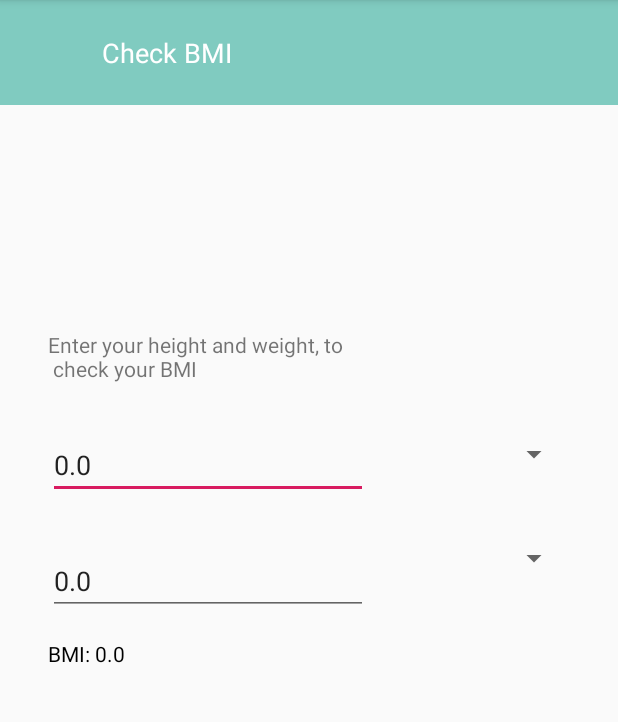
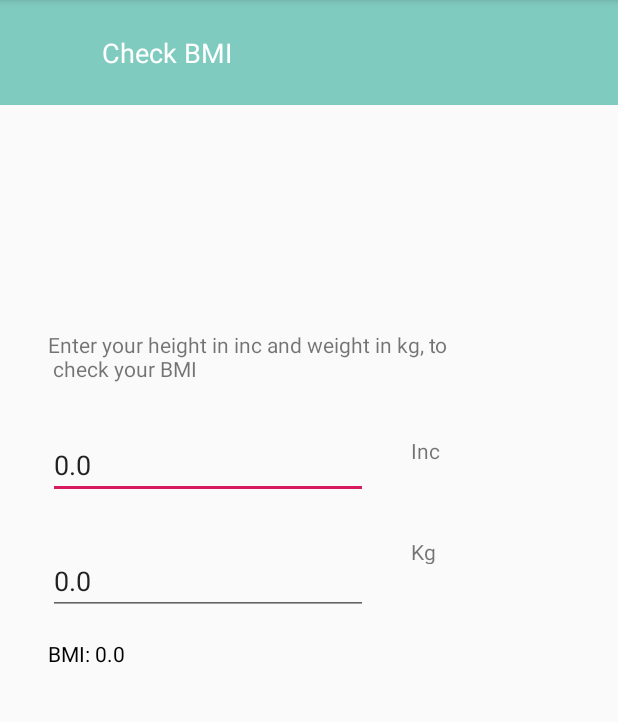
Before and after one commit to Raiyan-sharif/DoctorMobile, an Android app: the BMI screen opened directly, with no data from a screen before it, on a phone screen of 412 x 824 dp, the part 84-806 px from its top. Run offline under Robolectric (Android 15) with nearby library versions, the phone set to English and light mode, and no system bars.

Commit message:
BMI works

```diff
--- a/app/src/main/java/android/example/doctormobile/BMI.java
+++ b/app/src/main/java/android/example/doctormobile/BMI.java
@@ -24,265 +24,9 @@ public class BMI extends AppCompatActivity {
         String[] heightAttr={"Meter","Inc"};
         String[] weightAttr={"Kg","lb"};
         bmiResult = (TextView)findViewById(R.id.cal_BMI_tv);
-//        final Spinner spinHeight = findViewById(R.id.Height_spinner);
-//        final Spinner spinWeight = findViewById(R.id.weight_spinner);
-//        spinHeight.setOnItemSelectedListener((AdapterView.OnItemSelectedListener) this);
-//        spinWeight.setOnItemSelectedListener((AdapterView.OnItemSelectedListener) this);
-
-//Creating the ArrayAdapter instance having the bank name list
-
-        ArrayAdapter aa = new ArrayAdapter(this,android.R.layout.simple_spinner_dropdown_item,heightAttr);
-        ArrayAdapter bb = new ArrayAdapter(this,android.R.layout.simple_spinner_dropdown_item,weightAttr);
-        aa.setDropDownViewResource(android.R.layout.simple_spinner_dropdown_item);
-        bb.setDropDownViewResource(android.R.layout.simple_spinner_dropdown_item);
-//Setting the ArrayAdapter data on the Spinner
-//        spinHeight.setAdapter(aa);
-//        spinWeight.setAdapter(bb);
         edtxtHeight = findViewById(R.id.edt_height);
         edtxtWeight = findViewById(R.id.edt_weight);
 
-//        spinWeight.setOnItemSelectedListener(new AdapterView.OnItemSelectedListener() {
-//            @Override
-//            public void onItemSelected(AdapterView<?> parent, View view, int position, long id) {
-//                try {
-//
-//
-//                    edtxtHeight = (EditText) findViewById(R.id.edt_height);
-//                    height = Double.parseDouble(edtxtHeight.getText().toString());
-//                    edtxtWeight = (EditText) findViewById(R.id.edt_weight);
-//                    weight = Double.parseDouble(edtxtWeight.getText().toString());
-//                    if(height == 0.0){
-//
-//                        bmiResult.setText("BMI: 0.0");
-//                        bmiResult.setTextColor(getResources().getColor(R.color.UnderWeight));
-//                        Log.e("Error", "if: "+result);
-//                    }
-//                    else if(spinHeight.getSelectedItem().equals("Meter") && spinWeight.getSelectedItem().equals("Kg")){
-//
-//                        result = Math.round(weight / (height*height)*100.0)/100.0;
-//                        String resultStr = Double.toString(result);
-//                        if(result<=18.5){
-//                            bmiResult.setText("BMI: "+resultStr);
-//                            bmiResult.setTextColor(getResources().getColor(R.color.NormalBMI));
-//                            Log.e("Error", "if Under: "+resultStr);
-//                        }
-//                        else if(result <= 24.9 && result>18.5){
-//                            bmiResult.setText("BMI: "+resultStr);
-//                            bmiResult.setTextColor(getResources().getColor(R.color.UnderWeight));
-//                            Log.e("Error", "else if Normal: "+result);
-//
-//                        }
-//                        else if(result>=25.0){
-//                            bmiResult.setText("BMI: "+resultStr);
-//                            bmiResult.setTextColor(getResources().getColor(R.color.OverWeight));
-//                            Log.e("Error", "else if over: "+result);
-//
-//                        }
-//                        else{
-//                            bmiResult.setText("BMI: "+resultStr);
-//                            bmiResult.setTextColor(getResources().getColor(R.color.colorPrimaryDark));
-//                            Log.e("Error", "else: "+result);
-//
-//                        }
-//                    }
-//                    else if(spinHeight.getSelectedItem().equals("Inc") && spinWeight.getSelectedItem().equals("lb")){
-//
-//                        result = Math.round(weight / (height*height*703)*100.0)/100.0;
-//                        String resultStr = Double.toString(result);
-//                        if(result<=18.5){
-//                            bmiResult.setText("BMI: "+resultStr);
-//                            bmiResult.setTextColor(getResources().getColor(R.color.NormalBMI));
-//                            Log.e("Error", "if Under: "+resultStr);
-//                        }
-//                        else if(result <= 24.9 && result>18.5){
-//                            bmiResult.setText("BMI: "+resultStr);
-//                            bmiResult.setTextColor(getResources().getColor(R.color.UnderWeight));
-//                            Log.e("Error", "else if Normal: "+result);
-//
-//                        }
-//                        else if(result>=25.0){
-//                            bmiResult.setText("BMI: "+resultStr);
-//                            bmiResult.setTextColor(getResources().getColor(R.color.OverWeight));
-//                            Log.e("Error", "else if over: "+result);
-//
-//                        }
-//                        else{
-//                            bmiResult.setText("BMI: "+resultStr);
-//                            bmiResult.setTextColor(getResources().getColor(R.color.colorPrimaryDark));
-//                            Log.e("Error", "else: "+result);
-//
-//                        }
-//                    }
-//                    else if(spinHeight.getSelectedItem().equals("Inc") && spinWeight.getSelectedItem().equals("Kg")){
-//
-//                        result = Math.round((weight/2.2) / (height*height*703.0)*100.0)/100.0;
-//                        String resultStr = Double.toString(result);
-//                        if(result<=18.5){
-//                            bmiResult.setText("BMI: "+resultStr);
-//                            bmiResult.setTextColor(getResources().getColor(R.color.NormalBMI));
-//                            Log.e("Error", "if Under: "+resultStr);
-//                        }
-//                        else if(result <= 24.9 && result>18.5){
-//                            bmiResult.setText("BMI: "+resultStr);
-//                            bmiResult.setTextColor(getResources().getColor(R.color.UnderWeight));
-//                            Log.e("Error", "else if Normal: "+result);
-//
-//                        }
-//                        else if(result>=25.0){
-//                            bmiResult.setText("BMI: "+resultStr);
-//                            bmiResult.setTextColor(getResources().getColor(R.color.OverWeight));
-//                            Log.e("Error", "else if over: "+result);
-//
-//                        }
-//                        else{
-//                            bmiResult.setText("BMI: "+resultStr);
-//                            bmiResult.setTextColor(getResources().getColor(R.color.colorPrimaryDark));
-//                            Log.e("Error", "else: "+result);
-//
-//                        }
-//                    }
-//                    else{
-//                        result = Math.round(weight / (height*height)*100.0)/100.0;
-//                        String resultStr = Double.toString(result);
-//                        Log.e("Error", "else else: "+result);
-//                        bmiResult.setText("BMI: "+resultStr);
-//                        bmiResult.setTextColor(getResources().getColor(R.color.colorPrimaryDark));
-//                    }
-//
-//                }catch (Exception ex){
-//                    Log.e("Error", "Report: "+ex.getMessage());
-//
-//                }
-//            }
-//
-//            @Override
-//            public void onNothingSelected(AdapterView<?> parent) {
-//
-//            }
-//        });
-
-//        spinHeight.setOnItemSelectedListener(new AdapterView.OnItemSelectedListener() {
-//            @Override
-//            public void onItemSelected(AdapterView<?> parent, View view, int position, long id) {
-//                try {
-//
-//
-//                    edtxtHeight = (EditText) findViewById(R.id.edt_height);
-//                    height = Double.parseDouble(edtxtHeight.getText().toString());
-//                    edtxtWeight = (EditText) findViewById(R.id.edt_weight);
-//                    weight = Double.parseDouble(edtxtWeight.getText().toString());
-//                    if(height == 0.0){
-//
-//                        bmiResult.setText("BMI: 0.0");
-//                        bmiResult.setTextColor(getResources().getColor(R.color.UnderWeight));
-//                        Log.e("Error", "if: "+result);
-//                    }
-//                    else if(spinHeight.getSelectedItem().equals("Meter") && spinWeight.getSelectedItem().equals("Kg")){
-//
-//                        result = Math.round(weight / (height*height)*100.0)/100.0;
-//                        String resultStr = Double.toString(result);
-//                        if(result<=18.5){
-//                            bmiResult.setText("BMI: "+resultStr);
-//                            bmiResult.setTextColor(getResources().getColor(R.color.NormalBMI));
-//                            Log.e("Error", "if Under: "+resultStr);
-//                        }
-//                        else if(result <= 24.9 && result>18.5){
-//                            bmiResult.setText("BMI: "+resultStr);
-//                            bmiResult.setTextColor(getResources().getColor(R.color.UnderWeight));
-//                            Log.e("Error", "else if Normal: "+result);
-//
-//                        }
-//                        else if(result>=25.0){
-//                            bmiResult.setText("BMI: "+resultStr);
-//                            bmiResult.setTextColor(getResources().getColor(R.color.OverWeight));
-//                            Log.e("Error", "else if over: "+result);
-//
-//                        }
-//                        else{
-//                            bmiResult.setText("BMI: "+resultStr);
-//                            bmiResult.setTextColor(getResources().getColor(R.color.colorPrimaryDark));
-//                            Log.e("Error", "else: "+result);
-//
-//                        }
-//                    }
-//                    else if(spinHeight.getSelectedItem().equals("Inc") && spinWeight.getSelectedItem().equals("lb")){
-//
-//                        result = Math.round(weight / (height*height*703)*100.0)/100.0;
-//                        String resultStr = Double.toString(result);
-//                        if(result<=18.5){
-//                            bmiResult.setText("BMI: "+resultStr);
-//                            bmiResult.setTextColor(getResources().getColor(R.color.NormalBMI));
-//                            Log.e("Error", "if Under: "+resultStr);
-//                        }
-//                        else if(result <= 24.9 && result>18.5){
-//                            bmiResult.setText("BMI: "+resultStr);
-//                            bmiResult.setTextColor(getResources().getColor(R.color.UnderWeight));
-//                            Log.e("Error", "else if Normal: "+result);
-//
-//                        }
-//                        else if(result>=25.0){
-//                            bmiResult.setText("BMI: "+resultStr);
-//                            bmiResult.setTextColor(getResources().getColor(R.color.OverWeight));
-//                            Log.e("Error", "else if over: "+result);
-//
-//                        }
-//                        else{
-//                            bmiResult.setText("BMI: "+resultStr);
-//                            bmiResult.setTextColor(getResources().getColor(R.color.colorPrimaryDark));
-//                            Log.e("Error", "else: "+result);
-//
-//                        }
-//                    }
-//                    else if(spinHeight.getSelectedItem().equals("Inc") && spinWeight.getSelectedItem().equals("Kg")){
-//
-//                        result = Math.round((weight/2.2) / (height*height*703)*100.0)/100.0;
-//                        String resultStr = Double.toString(result);
-//                        if(result<=18.5){
-//                            bmiResult.setText("BMI: "+resultStr);
-//                            bmiResult.setTextColor(getResources().getColor(R.color.NormalBMI));
-//                            Log.e("Error", "if Under: "+resultStr);
-//                        }
-//                        else if(result <= 24.9 && result>18.5){
-//                            bmiResult.setText("BMI: "+resultStr);
-//                            bmiResult.setTextColor(getResources().getColor(R.color.UnderWeight));
-//                            Log.e("Error", "else if Normal: "+result);
-//
-//                        }
-//                        else if(result>=25.0){
-//                            bmiResult.setText("BMI: "+resultStr);
-//                            bmiResult.setTextColor(getResources().getColor(R.color.OverWeight));
-//                            Log.e("Error", "else if over: "+result);
-//
-//                        }
-//                        else{
-//                            bmiResult.setText("BMI: "+resultStr);
-//                            bmiResult.setTextColor(getResources().getColor(R.color.colorPrimaryDark));
-//                            Log.e("Error", "else: "+result);
-//
-//                        }
-//                    }
-//                    else{
-//                        result = Math.round(weight / (height*height)*100.0)/100.0;
-//                        String resultStr = Double.toString(result);
-//                        Log.e("Error", "else else: "+result);
-//                        bmiResult.setText("BMI: "+resultStr);
-//                        bmiResult.setTextColor(getResources().getColor(R.color.colorPrimaryDark));
-//                    }
-//
-//                }catch (Exception ex){
-//                    Log.e("Error", "Report: "+ex.getMessage());
-//
-//                }
-//            }
-//
-//            @Override
-//            public void onNothingSelected(AdapterView<?> parent) {
-//
-//            }
-//        });
-
-        final String w ="";
-        final String h = "Inc";
 
         edtxtHeight.addTextChangedListener(new TextWatcher() {
             @Override
@@ -305,38 +49,10 @@ public class BMI extends AppCompatActivity {
                         bmiResult.setTextColor(getResources().getColor(R.color.UnderWeight));
                         Log.e("Error", "if: "+result);
                     }
-//                    else if(spinHeight.getSelectedItem().equals("Meter") && spinWeight.getSelectedItem().equals("Kg")){
-//
-//                        result = Math.round(weight / (height*height)*100.0)/100.0;
-//                        String resultStr = Double.toString(result);
-//                        if(result<=18.5){
-//                            bmiResult.setText("BMI: "+resultStr);
-//                            bmiResult.setTextColor(getResources().getColor(R.color.NormalBMI));
-//                            Log.e("Error", "if Under: "+resultStr);
-//                        }
-//                        else if(result <= 24.9 && result>18.5){
-//                            bmiResult.setText("BMI: "+resultStr);
-//                            bmiResult.setTextColor(getResources().getColor(R.color.UnderWeight));
-//                            Log.e("Error", "else if Normal: "+result);
-//
-//                        }
-//                        else if(result>=25.0){
-//                            bmiResult.setText("BMI: "+resultStr);
-//                            bmiResult.setTextColor(getResources().getColor(R.color.OverWeight));
-//                            Log.e("Error", "else if over: "+result);
-//
-//                        }
-//                        else{
-//                            bmiResult.setText("BMI: "+resultStr);
-//                            bmiResult.setTextColor(getResources().getColor(R.color.colorPrimaryDark));
-//                            Log.e("Error", "else: "+result);
-//
-//                        }
-//                    }
 
                     else if(height>0.0){
-
-                        result = Math.round((weight/2.2) / (height*height*703)*100.0)/100.0;
+                        double h2 = height * 0.0254;
+                        result = weight / (h2*h2);
                         String resultStr = Double.toString(result);
                         if(result<=18.5){
                             bmiResult.setText("BMI: "+resultStr);
@@ -363,7 +79,8 @@ public class BMI extends AppCompatActivity {
                         }
                     }
                     else{
-                        result = Math.round(weight / (height*height)*100.0)/100.0;
+                        double h2 = height * 0.0254;
+                        result = weight / (h2*h2);
                         String resultStr = Double.toString(result);
                         Log.e("Error", "else else: "+result);
                         bmiResult.setText("BMI: "+resultStr);
@@ -406,9 +123,10 @@ public class BMI extends AppCompatActivity {
                         Log.e("Error", "if: "+result);
                     }
 
-                    else if(height>0.0){
+                    else if(weight>0.0){
 
-                        result = Math.round((weight/2.2) / (height*height*703)*100.0)/100.0;
+                        double h2 = height * 0.0254;
+                        result = weight / (h2*h2);
                         String resultStr = Double.toString(result);
                         if(result<=18.5){
                             bmiResult.setText("BMI: "+resultStr);
@@ -435,7 +153,8 @@ public class BMI extends AppCompatActivity {
                         }
                     }
                     else{
-                        result = Math.round(weight / (height*height)*100.0)/100.0;
+                        double h2 = height * 0.0254;
+                        result = weight / (h2*h2);
                         String resultStr = Double.toString(result);
                         Log.e("Error", "else else: "+result);
                         bmiResult.setText("BMI: "+resultStr);
--- a/app/src/main/res/layout/activity_bmi.xml
+++ b/app/src/main/res/layout/activity_bmi.xml
@@ -37,31 +37,33 @@
         android:layout_marginEnd="8dp"
         android:layout_marginStart="32dp"
         android:layout_marginTop="150dp"
-        android:text="Enter your height and weight, to\n check your BMI"
+        android:text="Enter your height in inc and weight in kg, to\n check your BMI"
         app:layout_constraintEnd_toEndOf="parent"
         app:layout_constraintHorizontal_bias="0.0"
         app:layout_constraintStart_toStartOf="parent"
         app:layout_constraintTop_toBottomOf="@+id/Check_BMI_title" />
 
-    <Spinner
+    <TextView
         android:id="@+id/Height_spinner"
         android:layout_width="106dp"
         android:layout_height="wrap_content"
         android:layout_marginEnd="32dp"
         android:layout_marginTop="35dp"
         android:visibility="visible"
+        android:text="Inc"
         app:layout_constraintEnd_toEndOf="parent"
         app:layout_constraintHorizontal_bias="0.5"
         app:layout_constraintStart_toEndOf="@+id/edt_height"
         app:layout_constraintTop_toBottomOf="@id/BMI_Request_txtfld" />
 
-    <Spinner
+    <TextView
         android:id="@+id/weight_spinner"
         android:layout_width="106dp"
         android:layout_height="18dp"
         android:layout_marginEnd="32dp"
         android:layout_marginTop="48dp"
         android:visibility="visible"
+        android:text="Kg"
         app:layout_constraintEnd_toEndOf="parent"
         app:layout_constraintHorizontal_bias="0.5"
         app:layout_constraintStart_toEndOf="@+id/edt_weight"
```
